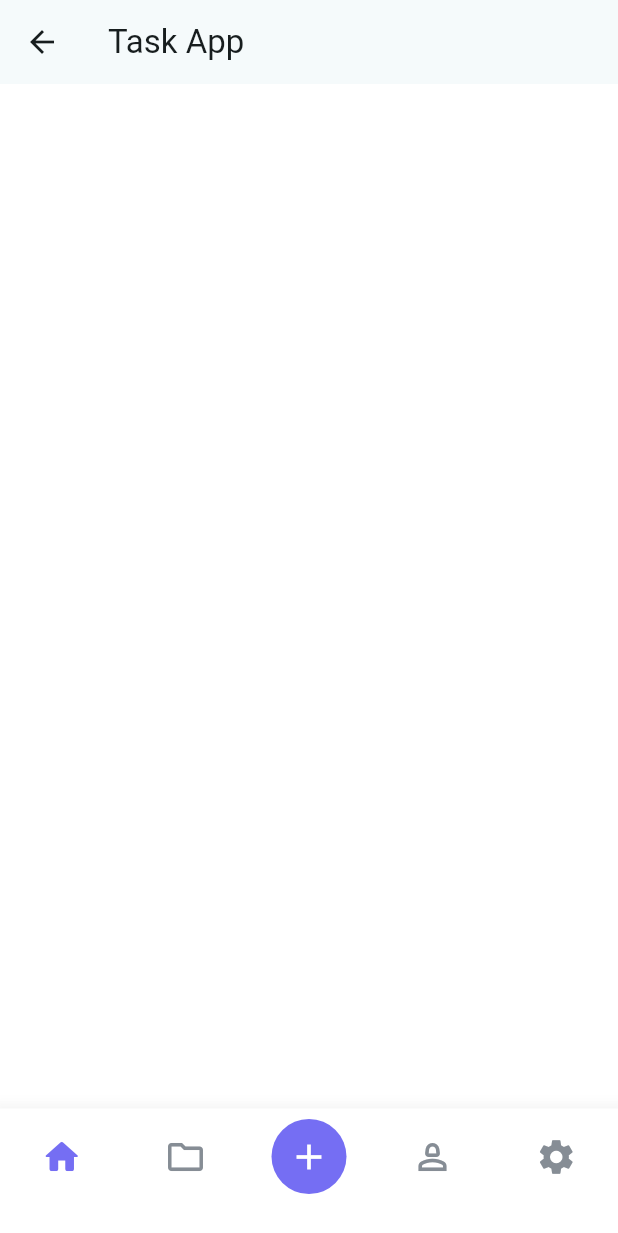
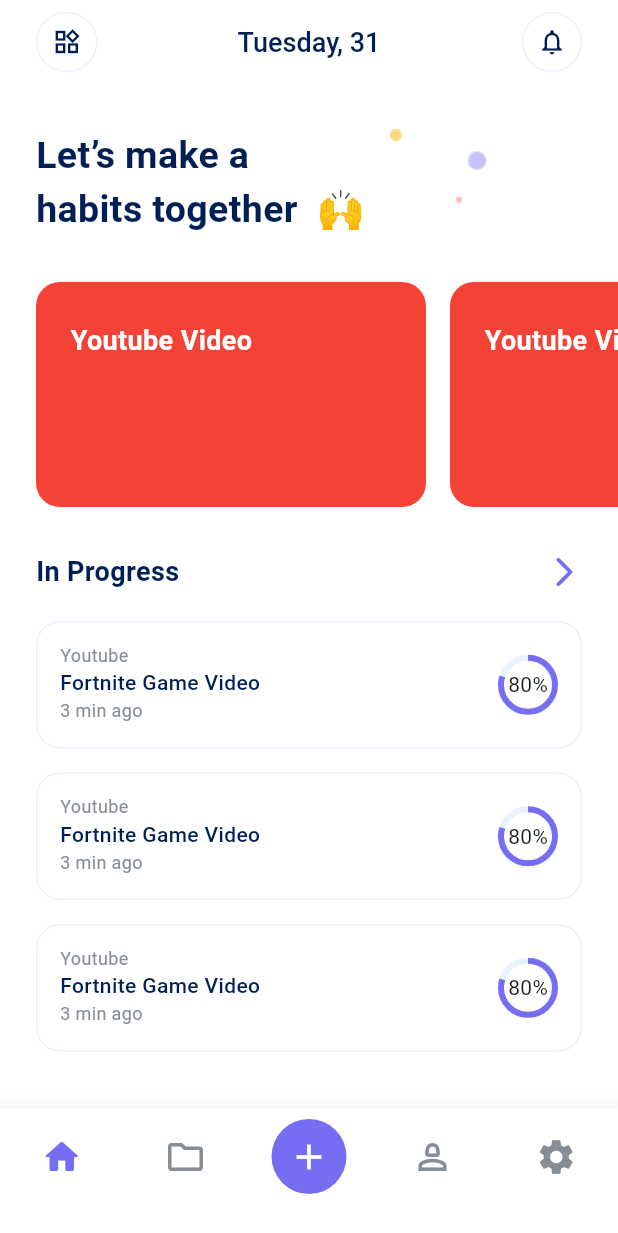
Before and after one commit to MohammadAliOmari/Task_Management_App, a Flutter app: the LayoutBlocConsumer screen opened directly, on a phone screen of 412 x 824 dp. Shown: the top 1233 px of the screen. Run offline on Flutter 3.47's test engine with Material 3 defaults, Android fonts, the phone set to English and light mode, and no system bars; drawn by our look-alikes of percent_indicator; our stand-ins replace dartz, dio, flutter_bloc, flutter_dotenv, font_awesome_flutter, get_it and 4 more; accounts and stored records are empty.

Commit message:
Home screen preview

```diff
--- a/lib/constants.dart
+++ b/lib/constants.dart
@@ -4,3 +4,4 @@
 const Color kBlueColor = Color(0xff3580FF);
 const Color kDarkBlueColor = Color(0xff002055);
 const Color kGrayColor = Color(0xff868D95);
+const Color kLightGrayColor = Color(0xffE9F1FF);
--- a/lib/core/utils/api_services.dart
+++ b/lib/core/utils/api_services.dart
@@ -5,7 +5,7 @@
 import 'package:pretty_dio_logger/pretty_dio_logger.dart';
 
 class ApiServices {
-  Dio _dio;
+  late Dio _dio;
   static String ipAddress = dotenv.env['IP_ADDRESS']!;
   final String baseUrl = 'http://$ipAddress/task_management/';
 
--- a/lib/core/utils/styles/text_style.dart
+++ b/lib/core/utils/styles/text_style.dart
@@ -3,8 +3,14 @@
 abstract class Styles {
   static const textStyle18meduim =
       TextStyle(fontSize: 18, fontWeight: FontWeight.w500);
+  static const textStyle18semibold =
+      TextStyle(fontSize: 18, fontWeight: FontWeight.w600);
   static const textStyle16meduim =
       TextStyle(fontSize: 16, fontWeight: FontWeight.w500);
+  static const textStyle14meduim =
+      TextStyle(fontSize: 14, fontWeight: FontWeight.w500);
+  static const textStyle12meduim =
+      TextStyle(fontSize: 12, fontWeight: FontWeight.w400);
   static const textStyle25semibold =
       TextStyle(fontSize: 25, fontWeight: FontWeight.w600);
 }
--- a/lib/core/utils/themes/light_theme.dart
+++ b/lib/core/utils/themes/light_theme.dart
@@ -11,6 +11,8 @@
     scaffoldBackgroundColor: Colors.white,
     secondaryHeaderColor: kGrayColor,
     appBarTheme: const AppBarTheme(
+      centerTitle: true,
+      backgroundColor: Colors.white,
       systemOverlayStyle: SystemUiOverlayStyle(
         statusBarColor: Colors.white,
         statusBarIconBrightness: Brightness.dark,
--- a/lib/core/widgets/custom_app_bar.dart
+++ b/lib/core/widgets/custom_app_bar.dart
@@ -24,7 +24,7 @@
             decoration: BoxDecoration(
               borderRadius: BorderRadius.circular(50),
               border: Border.all(
-                color: kGrayColor,
+                color: kLightGrayColor,
               ),
             ),
             child: IconButton(
--- /dev/null
+++ b/lib/features/home/presentation/home_screen.dart
@@ -0,0 +1,184 @@
+import 'package:flutter/material.dart';
+import 'package:intl/intl.dart';
+import 'package:percent_indicator/circular_percent_indicator.dart';
+import 'package:task_app/constants.dart';
+import 'package:task_app/core/utils/styles/text_style.dart';
+
+class HomeScreen extends StatelessWidget {
+  const HomeScreen({super.key});
+
+  @override
+  Widget build(BuildContext context) {
+    var time = DateFormat('EEEE, d').format(DateTime.now());
+    return Scaffold(
+      appBar: AppBar(
+        leadingWidth: 65,
+        backgroundColor: Theme.of(context).appBarTheme.backgroundColor,
+        title: Text(
+          time,
+          style: Styles.textStyle18meduim.copyWith(color: kDarkBlueColor),
+        ),
+        actions: [
+          Padding(
+            padding: const EdgeInsets.symmetric(horizontal: 24.0),
+            child: Container(
+              height: 40,
+              width: 40,
+              decoration: BoxDecoration(
+                borderRadius: BorderRadius.circular(50),
+                border: Border.all(
+                  color: kLightGrayColor,
+                ),
+              ),
+              child: IconButton(
+                color: Theme.of(context).primaryColor,
+                iconSize: 20,
+                padding: EdgeInsets.zero,
+                onPressed: () {},
+                icon: const Icon(Icons.notifications_outlined),
+              ),
+            ),
+          ),
+        ],
+        leading: Padding(
+          padding: const EdgeInsets.only(left: 24, top: 8, bottom: 8, right: 0),
+          child: Container(
+            height: 40,
+            width: 40,
+            decoration: BoxDecoration(
+              borderRadius: BorderRadius.circular(50),
+              border: Border.all(
+                color: kLightGrayColor,
+              ),
+            ),
+            child: IconButton(
+              color: Theme.of(context).primaryColor,
+              iconSize: 20,
+              padding: EdgeInsets.zero,
+              onPressed: () {},
+              icon: const Icon(Icons.widgets_outlined),
+            ),
+          ),
+        ),
+      ),
+      body: Padding(
+        padding: const EdgeInsets.only(left: 24.0, top: 30),
+        child: Column(crossAxisAlignment: CrossAxisAlignment.start, children: [
+          Stack(
+            alignment: Alignment.topRight,
+            children: [
+              Image.asset('assets/images/Ellipse.png'),
+              SizedBox(
+                width: 300,
+                child: Text(
+                  'Let’s make a\nhabits together  🙌',
+                  style: Styles.textStyle25semibold
+                      .copyWith(color: Theme.of(context).primaryColor),
+                ),
+              ),
+            ],
+          ),
+          const SizedBox(
+            height: 30,
+          ),
+          SizedBox(
+            height: 150,
+            child: ListView.builder(
+              shrinkWrap: true,
+              itemBuilder: (context, index) => Container(
+                decoration: BoxDecoration(
+                  borderRadius: BorderRadius.circular(16),
+                  color: Colors.red,
+                ),
+                padding: const EdgeInsets.only(left: 23, top: 26),
+                margin: const EdgeInsets.only(right: 16),
+                width: 260,
+                height: 100,
+                child: Text(
+                  'Youtube Video',
+                  style:
+                      Styles.textStyle18semibold.copyWith(color: Colors.white),
+                ),
+              ),
+              itemCount: 4,
+              scrollDirection: Axis.horizontal,
+            ),
+          ),
+          const SizedBox(
+            height: 30,
+          ),
+          Padding(
+            padding: const EdgeInsets.only(right: 24),
+            child: Column(
+              children: [
+                Row(
+                  mainAxisAlignment: MainAxisAlignment.spaceBetween,
+                  children: [
+                    Text('In Progress',
+                        style: Styles.textStyle18semibold
+                            .copyWith(color: Theme.of(context).primaryColor)),
+                    const Icon(Icons.arrow_forward_ios_rounded),
+                  ],
+                ),
+                const SizedBox(
+                  height: 20,
+                ),
+                SizedBox(
+                  height: 300,
+                  child: ListView.builder(
+                      shrinkWrap: true,
+                      itemBuilder: (context, index) => Container(
+                            decoration: BoxDecoration(
+                              borderRadius: BorderRadius.circular(16),
+                              color: Colors.white,
+                              border: Border.all(color: kLightGrayColor),
+                            ),
+                            margin: const EdgeInsets.only(bottom: 16),
+                            height: 85,
+                            width: 330,
+                            child: Padding(
+                              padding: const EdgeInsets.symmetric(
+                                  horizontal: 15.0, vertical: 13),
+                              child: Row(
+                                mainAxisAlignment:
+                                    MainAxisAlignment.spaceBetween,
+                                children: [
+                                  Column(
+                                    crossAxisAlignment:
+                                        CrossAxisAlignment.start,
+                                    children: [
+                                      Text('Youtube ',
+                                          style: Styles.textStyle12meduim
+                                              .copyWith(color: kGrayColor)),
+                                      Text('Fortnite Game Video',
+                                          style: Styles.textStyle14meduim
+                                              .copyWith(
+                                                  color: Theme.of(context)
+                                                      .primaryColor)),
+                                      Text('3 min ago',
+                                          style: Styles.textStyle12meduim
+                                              .copyWith(color: kGrayColor)),
+                                    ],
+                                  ),
+                                  CircularPercentIndicator(
+                                    radius: 20.0,
+                                    lineWidth: 4.0,
+                                    percent: 0.8,
+                                    center: const Text("80%"),
+                                    backgroundColor: kLightGrayColor,
+                                    progressColor: kPurpleColor,
+                                  ),
+                                ],
+                              ),
+                            ),
+                          ),
+                      itemCount: 4),
+                ),
+              ],
+            ),
+          )
+        ]),
+      ),
+    );
+  }
+}
--- a/lib/features/layout/presentation/manager/cubit/layout_cubit.dart
+++ b/lib/features/layout/presentation/manager/cubit/layout_cubit.dart
@@ -2,6 +2,7 @@
 import 'package:flutter_bloc/flutter_bloc.dart';
 import 'package:go_router/go_router.dart';
 import 'package:task_app/constants.dart';
+import 'package:task_app/features/home/presentation/home_screen.dart';
 import 'package:task_app/features/layout/presentation/view/widgets/bottom_sheet_item.dart';
 
 part 'layout_state.dart';
@@ -10,7 +11,7 @@
   LayoutCubit() : super(LayoutCubitInitial());
   int curentindex = 0;
   List<Widget> screens = [
-    Container(),
+    const HomeScreen(),
     Container(),
     Container(),
     Container(),
--- a/lib/features/layout/presentation/view/widgets/layout_bloc_consumer.dart
+++ b/lib/features/layout/presentation/view/widgets/layout_bloc_consumer.dart
@@ -14,12 +14,6 @@
       listener: (context, state) {},
       builder: (context, state) {
         return Scaffold(
-          appBar: AppBar(
-              backgroundColor: Theme.of(context).appBarTheme.backgroundColor,
-              title: Text(
-                'Task App',
-                style: Theme.of(context).textTheme.titleLarge,
-              )),
           body: context.read<LayoutCubit>().screens[context
               .read<LayoutCubit>()
               .curentindex], // Show the page based on the selected index
--- a/lib/main.dart
+++ b/lib/main.dart
@@ -8,9 +8,9 @@
 import 'package:task_app/core/utils/themes/light_theme.dart';
 
 void main() async {
-  await dotenv.load(fileName: ".env");
   WidgetsFlutterBinding.ensureInitialized();
   Bloc.observer = MyBlocObserver();
+  await dotenv.load();
   getItSetup();
   runApp(const MyApp());
 }
--- a/pubspec.yaml
+++ b/pubspec.yaml
@@ -40,6 +40,8 @@
   font_awesome_flutter: ^10.8.0
   get_it: ^8.0.3
   go_router: ^14.6.2
+  intl: ^0.20.1
+  percent_indicator: ^4.2.4
   pretty_dio_logger: ^1.4.0
   smooth_page_indicator: ^1.2.0+3
   toastification: ^2.3.0
@@ -60,6 +62,7 @@
   # To add assets to your application, add an assets section, like this:
   assets:
     - assets/images/
+    - .env
   # An image asset can refer to one or more resolution-specific "variants", see
   # https://flutter.dev/to/resolution-aware-images
   # For details regarding adding assets from package dependencies, see
```
Also changed, not shown: pubspec.lock.
